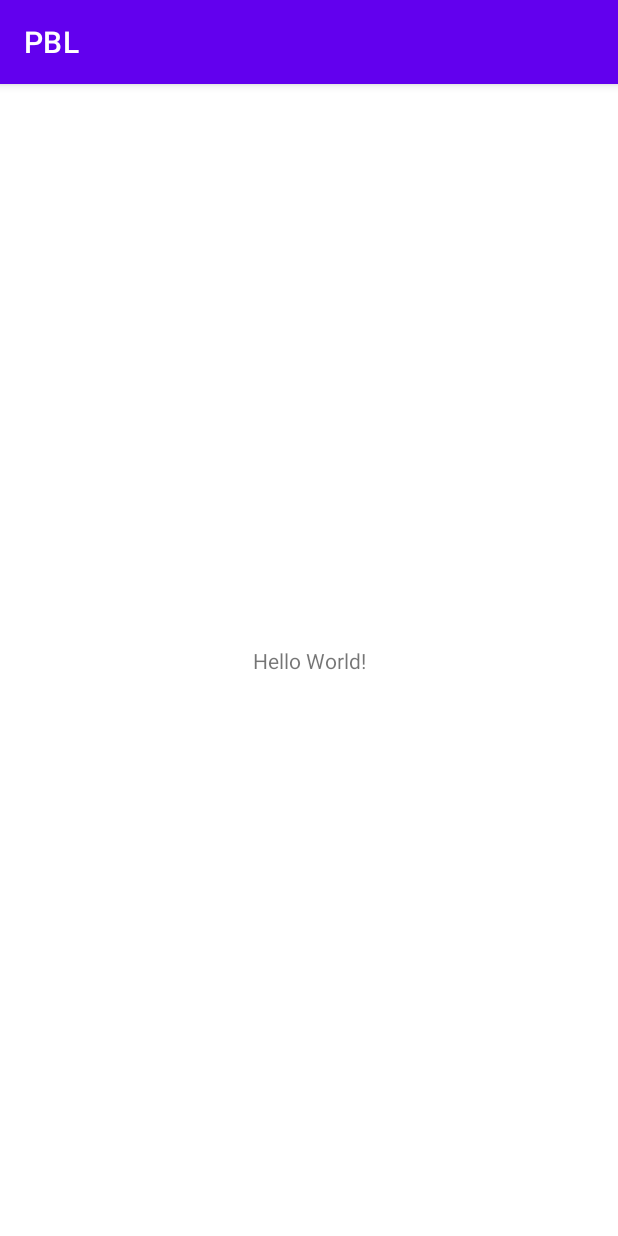
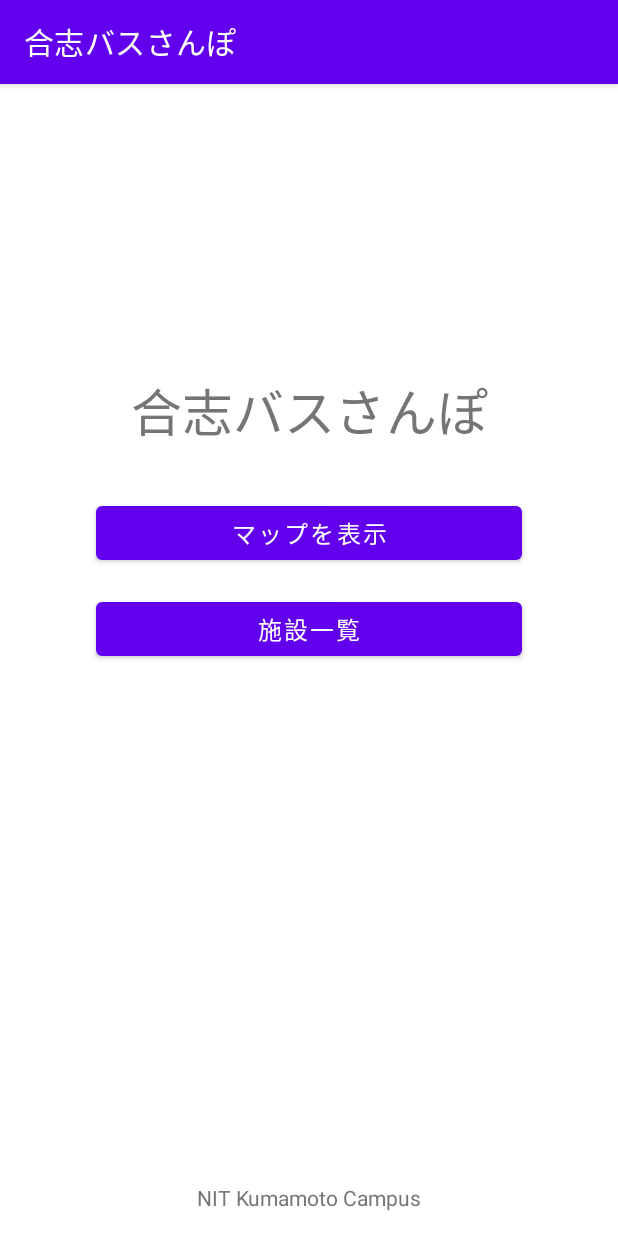
Before and after one commit to wavespring/PBL, an Android app: the screen it shows after launch (MainActivity), on a phone screen of 412 x 824 dp. Run offline under Robolectric (Android 15) with nearby library versions, the phone set to English and light mode, and no system bars.

Commit message:
Implement a trial function that changing activity

```diff
--- a/app/src/main/AndroidManifest.xml
+++ b/app/src/main/AndroidManifest.xml
@@ -10,6 +10,9 @@
         android:supportsRtl="true"
         android:theme="@style/Theme.PBL">
         <activity
+            android:name=".MapActivity"
+            android:exported="false" />
+        <activity
             android:name=".MainActivity"
             android:exported="true">
             <intent-filter>
--- a/app/src/main/res/layout/activity_main.xml
+++ b/app/src/main/res/layout/activity_main.xml
@@ -7,12 +7,52 @@
     tools:context=".MainActivity">
 
     <TextView
+        android:id="@+id/textView2"
         android:layout_width="wrap_content"
         android:layout_height="wrap_content"
-        android:text="Hello World!"
+        android:layout_marginBottom="16dp"
+        android:text="@string/scname"
+        android:textColor="#757575"
         app:layout_constraintBottom_toBottomOf="parent"
-        app:layout_constraintLeft_toLeftOf="parent"
-        app:layout_constraintRight_toRightOf="parent"
+        app:layout_constraintEnd_toEndOf="parent"
+        app:layout_constraintStart_toStartOf="parent" />
+
+    <Button
+        android:id="@+id/button"
+        android:layout_width="0dp"
+        android:layout_height="wrap_content"
+        android:layout_marginStart="64dp"
+        android:layout_marginTop="32dp"
+        android:layout_marginEnd="64dp"
+        android:onClick="openMap"
+        android:text="@string/mapbutton"
+        android:textSize="16sp"
+        app:layout_constraintEnd_toEndOf="parent"
+        app:layout_constraintStart_toStartOf="parent"
+        app:layout_constraintTop_toBottomOf="@+id/textView3" />
+
+    <TextView
+        android:id="@+id/textView3"
+        android:layout_width="wrap_content"
+        android:layout_height="wrap_content"
+        android:layout_marginTop="192dp"
+        android:text="@string/app_name"
+        android:textColor="#757575"
+        android:textSize="34sp"
+        app:layout_constraintEnd_toEndOf="parent"
+        app:layout_constraintStart_toStartOf="parent"
         app:layout_constraintTop_toTopOf="parent" />
 
+    <Button
+        android:id="@+id/button2"
+        android:layout_width="0dp"
+        android:layout_height="wrap_content"
+        android:layout_marginStart="64dp"
+        android:layout_marginTop="16dp"
+        android:layout_marginEnd="64dp"
+        android:text="@string/facbutton"
+        android:textSize="16sp"
+        app:layout_constraintEnd_toEndOf="parent"
+        app:layout_constraintStart_toStartOf="parent"
+        app:layout_constraintTop_toBottomOf="@+id/button" />
 </androidx.constraintlayout.widget.ConstraintLayout>
--- a/app/src/main/res/values/strings.xml
+++ b/app/src/main/res/values/strings.xml
@@ -1,3 +1,7 @@
 <resources>
-    <string name="app_name">PBL</string>
+    <string name="app_name">合志バスさんぽ</string>
+    <string name="mapbutton">マップを表示</string>
+    <string name="facbutton">施設一覧</string>
+    <string name="scname">NIT Kumamoto Campus</string>
+    <string name="backbutton">戻る</string>
 </resources>
```
Also changed, not shown: app/src/main/java/com/example/pbl/MainActivity.kt (+8 -0 lines), app/src/main/java/com/example/pbl/MapActivity.kt (added, +16 -0 lines), app/src/main/res/layout/activity_map.xml (added, +20 -0 lines).
